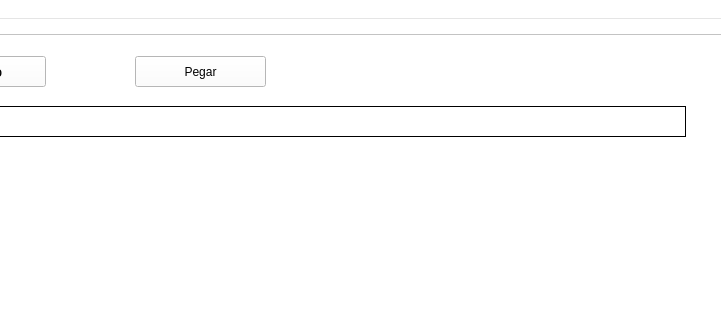
Qt form File-Explorer-ED/mainwindow.ui (moniquestigter/ED-FileExplorer) before a commit; both pictures show x 415 to 1136 and y 0 to 320 of the 1136 by 764 pixel window.
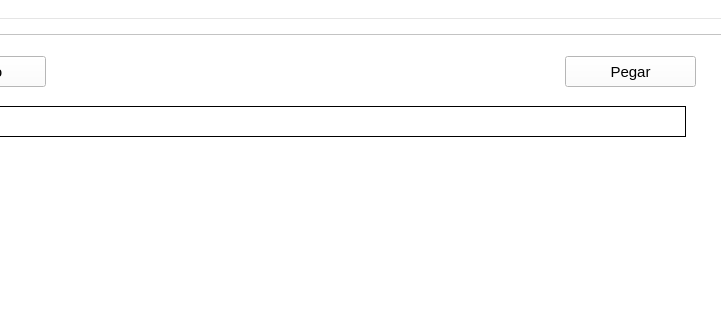
The same form after that commit.

Commit message: tree view DONE WIRUUUUUU

Patch:
```diff
--- a/File-Explorer-ED/mainwindow.ui
+++ b/File-Explorer-ED/mainwindow.ui
@@ -471,12 +471,17 @@
    <widget class="QPushButton" name="btPegar">
     <property name="geometry">
      <rect>
-      <x>550</x>
+      <x>980</x>
       <y>20</y>
       <width>131</width>
       <height>31</height>
      </rect>
     </property>
+    <property name="font">
+     <font>
+      <pointsize>11</pointsize>
+     </font>
+    </property>
     <property name="text">
      <string>Pegar</string>
     </property>
```
The commit also changes 1 other file.
